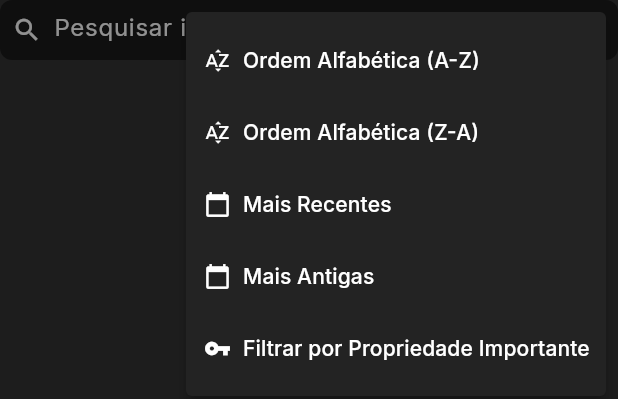
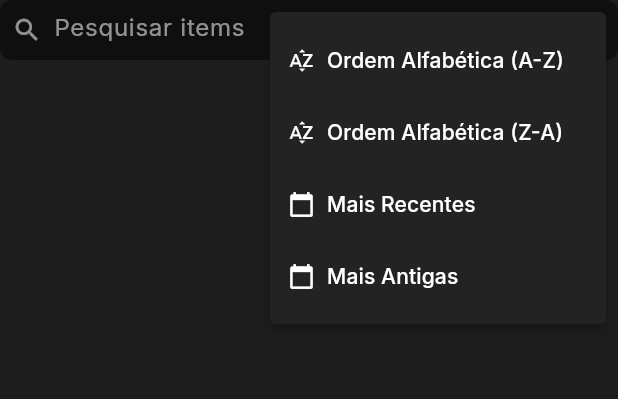
Before and after one commit to tduarte29/keybookTestes, a Flutter app: the SearchFilterBar widget shown alone on an empty page, opened directly with empty values, after a tap on the "filter list" icon, on a phone screen of 412 x 824 dp. Shown: the top 399 px of the screen. Run offline on Flutter 3.47's test engine with Material 3 defaults, Android fonts, the phone set to English and light mode, and no system bars; our stand-ins replace flutter_local_notifications, geolocator, google_fonts, google_maps_flutter, image_picker, permission_handler and 1 more; accounts and stored records are empty.

Commit message:
update
filtros e ordenações

```diff
--- a/lib/widgets/search_filter_bar.dart
+++ b/lib/widgets/search_filter_bar.dart
@@ -105,16 +105,6 @@ class SearchFilterBar extends StatelessWidget {
                   ],
                 ),
               ),
-              PopupMenuItem(
-                value: 4,
-                child: Row(
-                  children: [
-                    const Icon(Icons.vpn_key, color: Colors.white, size: 18),
-                    const SizedBox(width: 8),
-                    Text('Filtrar por Propriedade Importante', style: GoogleFonts.inter(color: Colors.white)),
-                  ],
-                ),
-              ),
             ],
           ),
         ],
```
Also changed, not shown: lib/models/table_data.dart (+9 -2 lines), lib/screens/key_list_screen.dart (+11 -7 lines).
